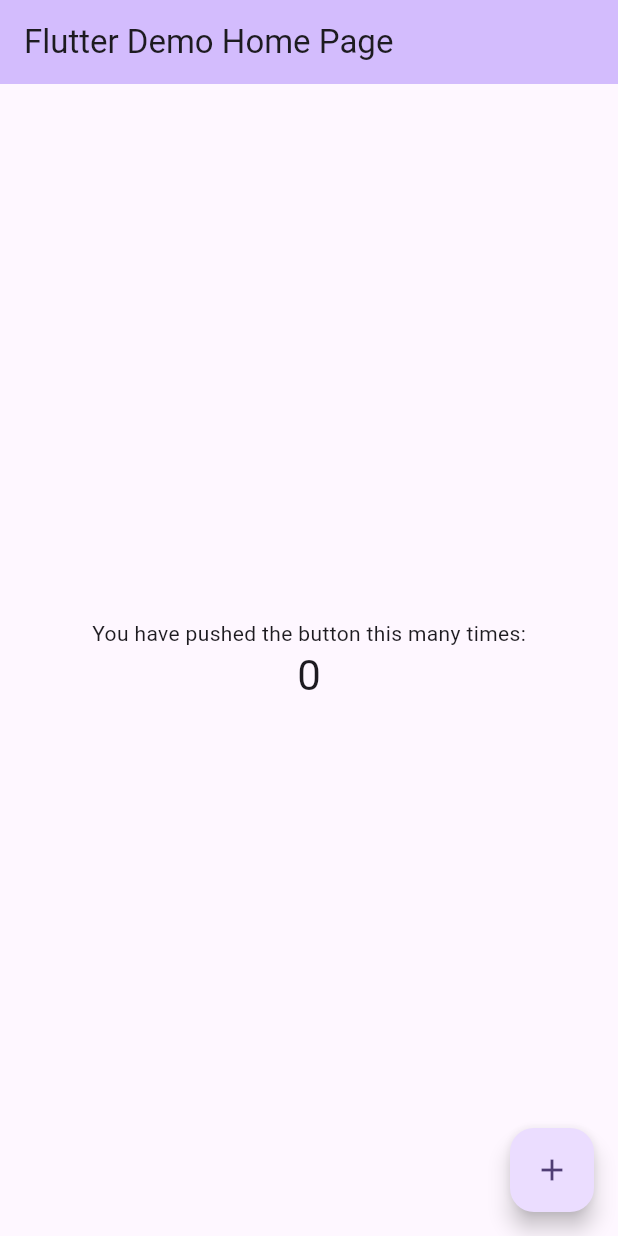
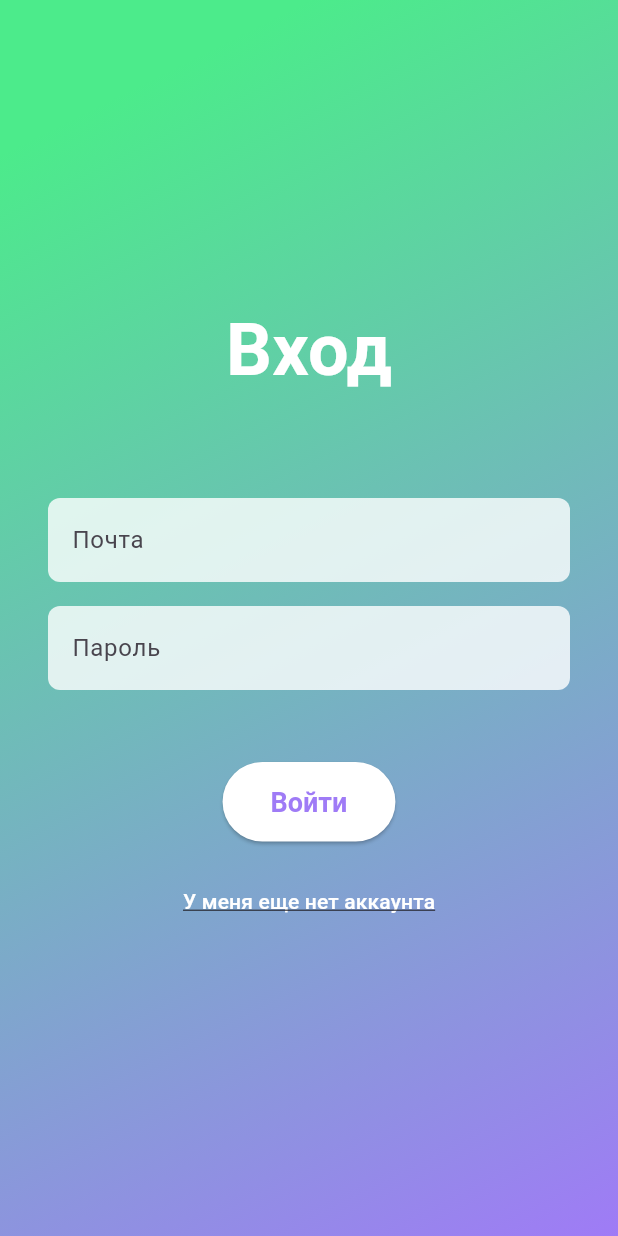
Before and after one commit to ShilyaevGrigorii/zc_doddiddone, a Flutter app: the screen it shows after launch, on a phone screen of 412 x 824 dp. Run offline on Flutter 3.47's test engine with Material 3 defaults, Android fonts, the phone set to English and light mode, and no system bars.

Commit message:
login page

```diff
--- a/lib/app/app.dart
+++ b/lib/app/app.dart
@@ -1,5 +1,7 @@
 import 'package:flutter/material.dart';
-import 'package:zc_doddiddone/pages/my_home_page.dart';
+
+import '../pages/login_page.dart';
+import '../theme/theme.dart';
 
 class MyApp extends StatelessWidget {
   const MyApp({super.key});
@@ -8,13 +10,9 @@ class MyApp extends StatelessWidget {
   @override
   Widget build(BuildContext context) {
     return MaterialApp(
-      title: 'Flutter Demo',
-      theme: ThemeData(
-
-        colorScheme: ColorScheme.fromSeed(seedColor: Colors.deepPurple),
-        useMaterial3: true,
-      ),
-      home: const MyHomePage(title: 'Flutter Demo Home Page'),
+      title: 'DoDidDone',
+      theme: DoDidDoneTheme.themeData,
+      home: const AuthPage(),
     );
   }
 }
--- /dev/null
+++ b/lib/pages/login_page.dart
@@ -0,0 +1,126 @@
+import 'package:flutter/material.dart';
+import 'package:zc_doddiddone/theme/theme.dart';
+
+class AuthPage extends StatefulWidget {
+  // ignore: use_super_parameters
+  const AuthPage({Key? key}) : super(key: key);
+
+  @override
+  State<AuthPage> createState() => _AuthPageState();
+}
+
+class _AuthPageState extends State<AuthPage> {
+  bool isLogin = true;
+
+  @override
+  Widget build(BuildContext context) {
+    final theme = DoDidDoneTheme.themeData;
+    return Scaffold(
+      body: Container(
+        decoration: BoxDecoration(
+          gradient: LinearGradient(
+            begin: isLogin ? Alignment.topLeft : Alignment.bottomRight,
+            end: isLogin ? Alignment.bottomRight : Alignment.topLeft,
+            colors: isLogin
+                ? [
+                    theme.colorScheme.secondary,
+                    theme.colorScheme.primary,
+                  ]
+                : [
+                    theme.colorScheme.primary,
+                    theme.colorScheme.secondary,
+                  ],
+            stops: const [0.1, 1.0],
+          ),
+        ),
+        child: Center(
+          child: Padding(
+            padding: const EdgeInsets.all(32.0),
+            child: Column(
+              mainAxisAlignment: MainAxisAlignment.center,
+              children: <Widget>[
+                Text(
+                  isLogin ? 'Вход' : 'Регистрация', // Изменяем текст в зависимости от isLogin
+                  style: const TextStyle(
+                    fontSize: 48,
+                    fontWeight: FontWeight.bold,
+                    color: Colors.white,
+                  ),
+                ),
+                const SizedBox(height: 64),
+                TextField(
+                  decoration: InputDecoration(
+                    hintText: 'Почта',
+                    filled: true,
+                    fillColor: Colors.white.withOpacity(0.8),
+                    border: OutlineInputBorder(
+                      borderRadius: BorderRadius.circular(8),
+                      borderSide: BorderSide.none,
+                    ),
+                  ),
+                ),
+                const SizedBox(height: 16),
+                TextField(
+                  obscureText: true,
+                  decoration: InputDecoration(
+                    hintText: 'Пароль',
+                    filled: true,
+                    fillColor: Colors.white.withOpacity(0.8),
+                    border: OutlineInputBorder(
+                      borderRadius: BorderRadius.circular(8),
+                      borderSide: BorderSide.none,
+                    ),
+                  ),
+                ),
+                const SizedBox(height: 16), // Добавьте отступ
+                if (!isLogin) // Отображайте поле только при регистрации
+                  TextField(
+                    obscureText: true,
+                    decoration: InputDecoration(
+                      hintText: 'Повторить пароль',
+                      filled: true,
+                      fillColor: Colors.white.withOpacity(0.8),
+                      border: OutlineInputBorder(
+                        borderRadius: BorderRadius.circular(8),
+                        borderSide: BorderSide.none,
+                      ),
+                    ),
+                  ),
+                const SizedBox(height: 32),
+                ElevatedButton(
+                  onPressed: () {},
+                  style: ElevatedButton.styleFrom(
+                    backgroundColor: Colors.white,
+                    foregroundColor: theme.colorScheme.primary,
+                    padding:
+                        const EdgeInsets.symmetric(horizontal: 32, vertical: 16),
+                    textStyle: const TextStyle(
+                      fontSize: 18,
+                      fontWeight: FontWeight.bold,
+                    ),
+                  ),
+                  child: Text(isLogin ? 'Войти' : 'Зарегистрировать'), // Изменяем текст в зависимости от isLogin
+                ),
+                const SizedBox(height: 16),
+                TextButton(
+                  onPressed: () {
+                    setState(() {
+                      isLogin = !isLogin;
+                    });
+                  },
+                  child: Text(
+                    isLogin ? 'У меня еще нет аккаунта' : 'Уже есть аккаунт? Войти',
+                    style: const TextStyle(
+                      color: Colors.white,
+                      decoration: TextDecoration.underline,
+                    ),
+                  ),
+                ),
+              ],
+            ),
+          ),
+        ),
+      ),
+    );
+  }
+}
--- a/lib/pages/my_home_page.dart
+++ /dev/null
@@ -1,58 +0,0 @@
-
-import 'package:flutter/material.dart';
-
-class MyHomePage extends StatefulWidget {
-  const MyHomePage({super.key, required this.title});
-
-
-
-  final String title;
-
-  @override
-  State<MyHomePage> createState() => _MyHomePageState();
-}
-
-class _MyHomePageState extends State<MyHomePage> {
-  int _counter = 0;
-
-  void _incrementCounter() {
-    setState(() {
-
-      _counter++;
-    });
-  }
-
-  @override
-  Widget build(BuildContext context) {
-
-    return Scaffold(
-      appBar: AppBar(
-
-        backgroundColor: Theme.of(context).colorScheme.inversePrimary,
-
-        title: Text(widget.title),
-      ),
-      body: Center(
-
-        child: Column(
-
-          mainAxisAlignment: MainAxisAlignment.center,
-          children: <Widget>[
-            const Text(
-              'You have pushed the button this many times:',
-            ),
-            Text(
-              '$_counter',
-              style: Theme.of(context).textTheme.headlineMedium,
-            ),
-          ],
-        ),
-      ),
-      floatingActionButton: FloatingActionButton(
-        onPressed: _incrementCounter,
-        tooltip: 'Increment',
-        child: const Icon(Icons.add),
-      ), // This trailing comma makes auto-formatting nicer for build methods.
-    );
-  }
-}
--- /dev/null
+++ b/lib/theme/theme.dart
@@ -0,0 +1,14 @@
+import 'package:flutter/material.dart';
+
+class DoDidDoneTheme {
+  static ThemeData get themeData {
+    return ThemeData(
+      colorScheme: ColorScheme.fromSeed(
+        seedColor: const Color(0xFF9F7BF6), // #9f7bf6 как основной цвет
+        primary: const Color(0xFF9F7BF6),   // #9f7bf6 как основной цвет
+        secondary: const Color(0xFF4CEB8B), // #4ceb8b как дополнительный цвет
+      ),
+      useMaterial3: true,
+    );
+  }
+}
```
